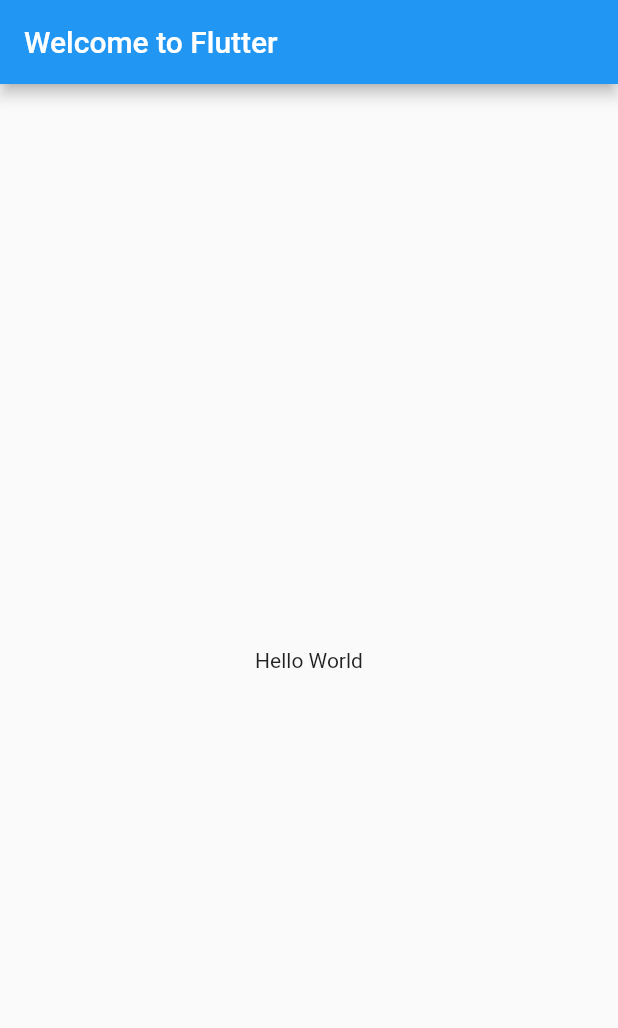
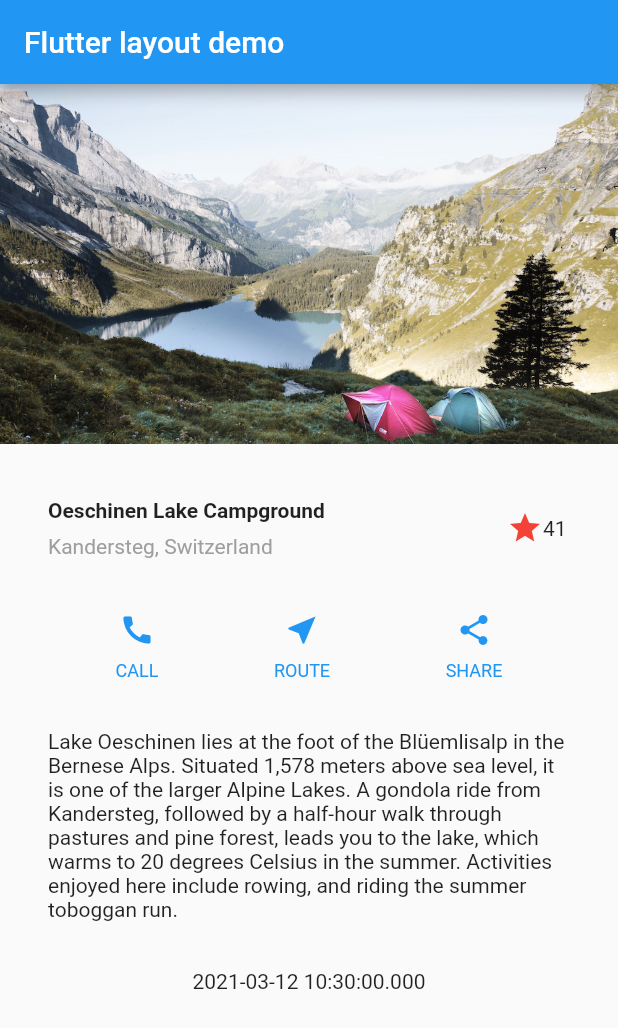
Before and after one commit to toshiikuoo/car_mainteinance, a Flutter app: the screen it shows after launch, on a phone screen of 412 x 824 dp. Shown: the top 1028 px of the screen. Run offline on Flutter 3.47's test engine with Material 2 defaults, Android fonts, the phone set to English and light mode, and no system bars.

Commit message:
https://flutter.dev/docs/development/ui/interactive

```diff
--- a/lib/main.dart
+++ b/lib/main.dart
@@ -1,7 +1,3 @@
-// Copyright 2018 The Flutter team. All rights reserved.
-// Use of this source code is governed by a BSD-style license that can be
-// found in the LICENSE file.
-
 import 'package:flutter/material.dart';
 
 void main() => runApp(MyApp());
@@ -9,16 +5,182 @@ void main() => runApp(MyApp());
 class MyApp extends StatelessWidget {
   @override
   Widget build(BuildContext context) {
+    Widget titleSection = Container(
+      padding: const EdgeInsets.all(32),
+      child: Row(
+        children: [
+          Expanded(
+            /*1*/
+            child: Column(
+              crossAxisAlignment: CrossAxisAlignment.start,
+              children: [
+                /*2*/
+                Container(
+                  padding: const EdgeInsets.only(bottom: 8),
+                  child: Text(
+                    'Oeschinen Lake Campground',
+                    style: TextStyle(
+                      fontWeight: FontWeight.bold,
+                    ),
+                  ),
+                ),
+                Text(
+                  'Kandersteg, Switzerland',
+                  style: TextStyle(
+                    color: Colors.grey[500],
+                  ),
+                ),
+              ],
+            ),
+          ),
+          FavoriteWidget(),
+        ],
+      ),
+    );
+
+    Color color = Theme.of(context).primaryColor;
+
+    Widget buttonSection = Container(
+      child: Row(
+        mainAxisAlignment: MainAxisAlignment.spaceEvenly,
+        children: [
+          _buildButtonColumn(color, Icons.call, 'CALL'),
+          _buildButtonColumn(color, Icons.near_me, 'ROUTE'),
+          _buildButtonColumn(color, Icons.share, 'SHARE'),
+        ],
+      ),
+    );
+
+
+
+    Widget textSection = Container(
+      padding: const EdgeInsets.all(32),
+      child: Text(
+        'Lake Oeschinen lies at the foot of the Blüemlisalp in the Bernese '
+            'Alps. Situated 1,578 meters above sea level, it is one of the '
+            'larger Alpine Lakes. A gondola ride from Kandersteg, followed by a '
+            'half-hour walk through pastures and pine forest, leads you to the '
+            'lake, which warms to 20 degrees Celsius in the summer. Activities '
+            'enjoyed here include rowing, and riding the summer toboggan run.',
+        softWrap: true,
+      ),
+    );
+
+    final now = DateTime.now().toString();
+    var last_maintenance = 1;
+    Widget maintenanceSection = Container(
+
+    child: Column(
+      mainAxisAlignment: MainAxisAlignment.spaceEvenly,
+      children: [
+        Text(now)
+
+      ],
+    ),
+    );
+
     return MaterialApp(
-      title: 'Welcome to Flutter',
+      title: 'Flutter layout demo',
       home: Scaffold(
         appBar: AppBar(
-          title: Text('Welcome to Flutter'),
+          title: Text('Flutter layout demo'),
         ),
-        body: Center(
-          child: Text('Hello World'),
+        body: ListView(
+          children: [
+            Image.asset(
+              'images/lake.jpg',
+              width: 600,
+              height: 240,
+              fit: BoxFit.cover,
+            ),
+            titleSection,
+            buttonSection,
+            textSection,
+            maintenanceSection,
+          ],
         ),
       ),
     );
   }
+
+  Column _buildButtonColumn(Color color, IconData icon, String label) {
+    return Column(
+      mainAxisSize: MainAxisSize.min,
+      mainAxisAlignment: MainAxisAlignment.center,
+      children: [
+        Icon(icon, color: color),
+        Container(
+          margin: const EdgeInsets.only(top: 8),
+          child: Text(
+            label,
+            style: TextStyle(
+              fontSize: 12,
+              fontWeight: FontWeight.w400,
+              color: color,
+            ),
+          ),
+        ),
+      ],
+    );
+  }
 }
+
+// #docregion FavoriteWidget
+class FavoriteWidget extends StatefulWidget {
+  @override
+  _FavoriteWidgetState createState() => _FavoriteWidgetState();
+}
+// #enddocregion FavoriteWidget
+
+// #docregion _FavoriteWidgetState, _FavoriteWidgetState-fields, _FavoriteWidgetState-build
+class _FavoriteWidgetState extends State<FavoriteWidget> {
+  // #enddocregion _FavoriteWidgetState-build
+  bool _isFavorited = true;
+  int _favoriteCount = 41;
+
+
+
+  // #enddocregion _FavoriteWidgetState-fields
+
+  // #docregion _toggleFavorite
+  void _toggleFavorite() {
+    setState(() {
+      if (_isFavorited) {
+        _favoriteCount -= 1;
+        _isFavorited = false;
+      } else {
+        _favoriteCount += 1;
+        _isFavorited = true;
+      }
+    });
+  }
+  // #enddocregion _toggleFavorite
+
+  // #docregion _FavoriteWidgetState-build
+  @override
+  Widget build(BuildContext context) {
+    return Row(
+      mainAxisSize: MainAxisSize.min,
+      children: [
+        Container(
+          padding: EdgeInsets.all(0),
+          child: IconButton(
+            padding: EdgeInsets.all(0),
+            alignment: Alignment.centerRight,
+            icon: (_isFavorited ? Icon(Icons.star) : Icon(Icons.star_border)),
+            color: Colors.red[500],
+            onPressed: _toggleFavorite,
+          ),
+        ),
+        SizedBox(
+          width: 18,
+          child: Container(
+            child: Text('$_favoriteCount'),
+
+          ),
+        ),
+      ],
+    );
+  }
+// #docregion _FavoriteWidgetState-fields
+}
--- a/pubspec.yaml
+++ b/pubspec.yaml
@@ -28,6 +28,7 @@ dependencies:
   # The following adds the Cupertino Icons font to your application.
   # Use with the CupertinoIcons class for iOS style icons.
   cupertino_icons: ^1.0.0
+  english_words: ^3.1.5
 
 dev_dependencies:
   flutter_test:
@@ -43,6 +44,8 @@ flutter:
   # included with your application, so that you can use the icons in
   # the material Icons class.
   uses-material-design: true
+  assets:
+    - images/lake.jpg
 
   # To add assets to your application, add an assets section, like this:
   # assets:
```
Also changed, not shown: images/lake.jpg (added).
